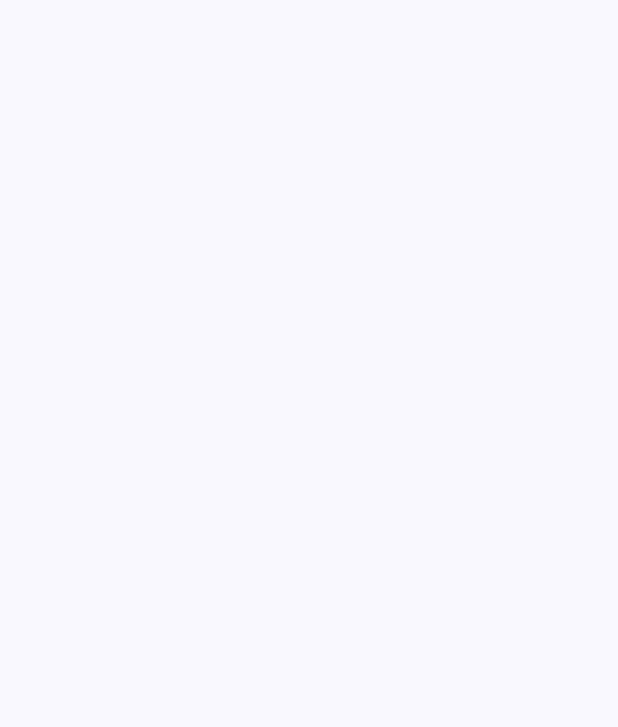
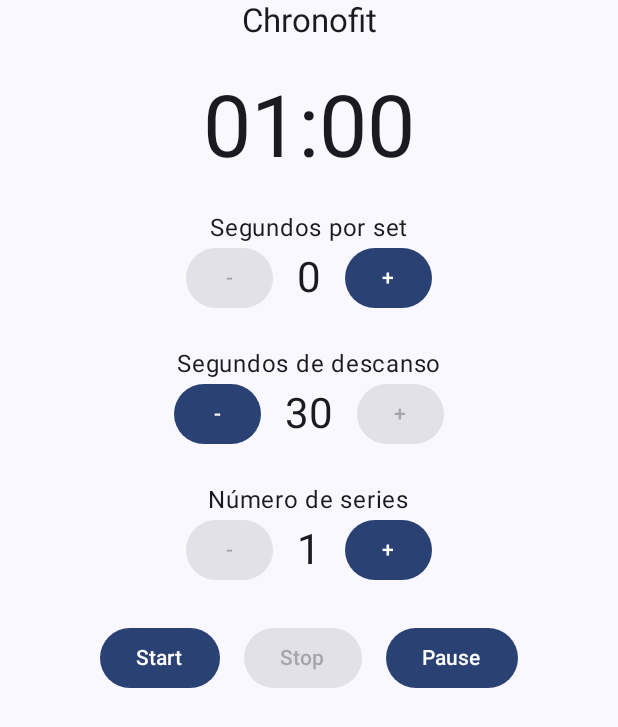
Before and after one commit to CarlosHernandezCR/Chrono-fit, an Android app built with Jetpack Compose: the screen it shows after launch (MainActivity), on a phone screen of 412 x 824 dp. Before the commit the part shown is empty. Shown: the top 727 px of the screen. Run offline under Robolectric (Android 15) with nearby library versions, the phone set to English and light mode, and no system bars.

Commit message:
Primer boceto de la interfaz

```diff
--- a/Chrono_FitApp/app/src/main/java/com/example/chrono_fit_app/MainActivity.kt
+++ b/Chrono_FitApp/app/src/main/java/com/example/chrono_fit_app/MainActivity.kt
@@ -6,7 +6,9 @@ import androidx.activity.compose.setContent
 import androidx.activity.enableEdgeToEdge
 import androidx.compose.foundation.layout.fillMaxSize
 import androidx.compose.foundation.layout.padding
+import androidx.compose.material3.MaterialTheme
 import androidx.compose.material3.Scaffold
+import androidx.compose.material3.Surface
 import androidx.compose.ui.Modifier
 import com.example.chrono_fit_app.ui.screens.principal.PrincipalActivity
 import com.example.chrono_fit_app.ui.theme.Chrono_FitAppTheme
@@ -17,9 +19,16 @@ class MainActivity : ComponentActivity() {
         enableEdgeToEdge()
         setContent {
             Chrono_FitAppTheme {
-                Scaffold(modifier = Modifier.fillMaxSize()) { innerPadding ->
-                    PrincipalActivity(modifier = Modifier.padding(innerPadding))
+                Surface(
+                    modifier = Modifier.fillMaxSize(),
+                    color = MaterialTheme.colorScheme.background
+                ) {
+                    Scaffold(modifier = Modifier.fillMaxSize()) { innerPadding ->
+                        PrincipalActivity(modifier = Modifier
+                            .padding(innerPadding))
+                    }
                 }
+
             }
         }
     }
--- a/Chrono_FitApp/app/src/main/java/com/example/chrono_fit_app/ui/screens/principal/PrincipalActivity.kt
+++ b/Chrono_FitApp/app/src/main/java/com/example/chrono_fit_app/ui/screens/principal/PrincipalActivity.kt
@@ -1,23 +1,43 @@
 package com.example.chrono_fit_app.ui.screens.principal
 
+import androidx.compose.foundation.layout.Arrangement
+import androidx.compose.foundation.layout.Column
+import androidx.compose.foundation.layout.Row
+import androidx.compose.foundation.layout.fillMaxSize
+import androidx.compose.foundation.layout.padding
+import androidx.compose.material3.Button
+import androidx.compose.material3.MaterialTheme
 import androidx.compose.material3.SnackbarDuration
 import androidx.compose.material3.SnackbarHostState
+import androidx.compose.material3.Text
 import androidx.compose.runtime.Composable
 import androidx.compose.runtime.LaunchedEffect
 import androidx.compose.runtime.collectAsState
 import androidx.compose.runtime.getValue
 import androidx.compose.runtime.remember
 import androidx.compose.runtime.rememberCoroutineScope
+import androidx.compose.ui.Alignment
 import androidx.compose.ui.Modifier
-import androidx.hilt.navigation.compose.hiltViewModel
+import androidx.compose.ui.tooling.preview.Preview
+import androidx.compose.ui.unit.dp
+import androidx.lifecycle.viewmodel.compose.viewModel
+import com.example.chrono_fit_app.common.Constants
+import com.example.chrono_fit_app.common.Constants.MAS
+import com.example.chrono_fit_app.common.Constants.MENOS
+import com.example.chrono_fit_app.common.Constants.SEGUNDOS_DE_DESCANSO
+import com.example.chrono_fit_app.common.Constants.SEGUNDOS_POR_SET
+import com.example.chrono_fit_app.common.Constants.NUMERO_DE_SERIES
+import com.example.chrono_fit_app.common.Constants.PAUSE
+import com.example.chrono_fit_app.common.Constants.START
+import com.example.chrono_fit_app.common.Constants.STOP
 import kotlinx.coroutines.launch
 
 
 @Composable
 fun PrincipalActivity (
-    viewModel: PrincipalViewModel = hiltViewModel(),
     modifier: Modifier = Modifier
 ){
+    val viewModel: PrincipalViewModel = viewModel()
     val snackbarHostState = remember { SnackbarHostState() }
     val scope = rememberCoroutineScope()
     val showSnackbar: (String) -> Unit = { message ->
@@ -35,4 +55,146 @@ fun PrincipalActivity (
             viewModel.handleEvent(PrincipalContract.PrincipalEvent.MensajeMostrado)
         }
     }
+    PantallaPrincipal(
+        tiempoActividad = uiState.tiempoActividad,
+        tiempoDescanso = uiState.segundosDescanso,
+        numeroSeries = uiState.numeroSeries,
+        tiempoRestante = uiState.tiempoRestante,
+        empezado = uiState.empezado,
+        pausado = uiState.pausado,
+        terminado = uiState.terminado,
+        onStartClick = { viewModel.handleEvent(PrincipalContract.PrincipalEvent.Start) },
+        onStopClick = { viewModel.handleEvent(PrincipalContract.PrincipalEvent.Stop) },
+        onPauseClick = {viewModel.handleEvent(PrincipalContract.PrincipalEvent.Stop)},
+        OnTiempoActividadChanged = {
+            viewModel.handleEvent(
+                PrincipalContract.PrincipalEvent.OnTiempoActividadChanged(it)
+            )
+        },
+        OnTiempoDescansoChanged = {
+            viewModel.handleEvent(
+                PrincipalContract.PrincipalEvent.OnTiempoDescansoChanged(it)
+            )
+        },
+        OnNumeroSeriesChanged = {
+            viewModel.handleEvent(
+                PrincipalContract.PrincipalEvent.OnNumeroSeriesChanged(it)
+            )
+        },
+        modifier = modifier
+    )
 }
+
+@Composable
+fun PantallaPrincipal(
+    tiempoActividad: Int,
+    tiempoDescanso: Int,
+    numeroSeries: Int,
+    tiempoRestante: Int,
+    empezado: Boolean,
+    pausado: Boolean,
+    terminado: Boolean,
+    onStartClick: () -> Unit,
+    onStopClick: () -> Unit,
+    onPauseClick: () -> Unit,
+    OnTiempoActividadChanged: (Int) -> Unit,
+    OnTiempoDescansoChanged: (Int) -> Unit,
+    OnNumeroSeriesChanged: (Int) -> Unit,
+    modifier: Modifier = Modifier
+) {
+    Column(
+        horizontalAlignment = Alignment.CenterHorizontally,
+        verticalArrangement = Arrangement.spacedBy(24.dp),
+        modifier = modifier.fillMaxSize()
+    ) {
+        Text(
+            text = Constants.TITULO,
+            style = MaterialTheme.typography.titleLarge
+        )
+        Text(
+            text = formatSecondsToTime(tiempoRestante),
+            style = MaterialTheme.typography.displayLarge
+        )
+
+        NumberSelector(SEGUNDOS_POR_SET, tiempoActividad, OnTiempoActividadChanged, min = 1, max = 60)
+        NumberSelector(SEGUNDOS_DE_DESCANSO, tiempoDescanso, OnTiempoDescansoChanged, min = 0, max = 30)
+        NumberSelector(NUMERO_DE_SERIES, numeroSeries, OnNumeroSeriesChanged, min = 1, max = 20)
+
+        Row(
+            horizontalArrangement = Arrangement.spacedBy(16.dp),
+            verticalAlignment = Alignment.CenterVertically
+        ) {
+            Button(onClick = onStartClick, enabled = !empezado || terminado) {
+                Text(START)
+            }
+            Button(onClick = onStopClick, enabled = empezado && !terminado) {
+                Text(STOP)
+            }
+            Button(onClick = onPauseClick, enabled = !pausado && !terminado) {
+                Text(PAUSE)
+            }
+        }
+    }
+}
+
+
+@Composable
+fun NumberSelector(
+    label: String,
+    value: Int,
+    onValueChange: (Int) -> Unit,
+    modifier: Modifier = Modifier,
+    step: Int = 1,
+    min: Int = 0,
+    max: Int = Int.MAX_VALUE
+) {
+    Column(modifier = modifier, horizontalAlignment = Alignment.CenterHorizontally) {
+        Text(label, style = MaterialTheme.typography.bodyLarge)
+        Row(
+            verticalAlignment = Alignment.CenterVertically,
+            horizontalArrangement = Arrangement.spacedBy(16.dp)
+        ) {
+            Button(
+                onClick = { if (value > min) onValueChange(value - step) },
+                enabled = value > min
+            ) {
+                Text(MENOS)
+            }
+            Text(
+                text = value.toString(),
+                style = MaterialTheme.typography.headlineMedium
+            )
+            Button(
+                onClick = { if (value < max) onValueChange(value + step) },
+                enabled = value < max
+            ) {
+                Text(MAS)
+            }
+        }
+    }
+}
+private fun formatSecondsToTime(seconds: Int): String {
+    val minutes = seconds / 60
+    val secs = seconds % 60
+    return "%02d:%02d".format(minutes, secs)
+}
+
+@Composable
+@Preview(showBackground = true)
+fun PantallaPrincipalPreview() {
+    PantallaPrincipal(
+        tiempoActividad = 30,
+        tiempoDescanso = 20,
+        numeroSeries = 2,
+        tiempoRestante = 180,
+        empezado = false,
+        pausado = false,
+        terminado = false,
+        onStartClick = {},
+        onStopClick = {},
+        OnTiempoActividadChanged = {},
+        OnTiempoDescansoChanged = {},
+        OnNumeroSeriesChanged = {},
+        onPauseClick = {}
+    )
+}
--- a/Chrono_FitApp/app/src/main/java/com/example/chrono_fit_app/ui/screens/principal/PrincipalContract.kt
+++ b/Chrono_FitApp/app/src/main/java/com/example/chrono_fit_app/ui/screens/principal/PrincipalContract.kt
@@ -4,10 +4,10 @@ interface PrincipalContract {
 
     data class PrincipalState(
         val tiempoActividad: Int = 0,
-        val tiempoSerie: Int = 0,
-        val tiempoDescanso: Int = 0,
-        val numeroSeries: Int = 0,
-        val tiempoRestante: Int = 0,
+        val segundosSerie: Int = 60,
+        val segundosDescanso: Int = 30,
+        val numeroSeries: Int = 1,
+        val tiempoRestante: Int = 60,
         val mensaje: String? = null,
         val pausado: Boolean = false,
         val empezado: Boolean = false,
@@ -20,6 +20,7 @@ interface PrincipalContract {
         data class OnNumeroSeriesChanged(val nuevoValor: Int) : PrincipalEvent
         data object Start : PrincipalEvent
         data object Stop : PrincipalEvent
+        data object Pause : PrincipalEvent
         data object MensajeMostrado : PrincipalEvent
     }
 }
--- a/Chrono_FitApp/app/src/main/java/com/example/chrono_fit_app/ui/screens/principal/PrincipalViewModel.kt
+++ b/Chrono_FitApp/app/src/main/java/com/example/chrono_fit_app/ui/screens/principal/PrincipalViewModel.kt
@@ -1,22 +1,18 @@
 package com.example.chrono_fit_app.ui.screens.principal
 
 import androidx.lifecycle.ViewModel
-import dagger.hilt.android.lifecycle.HiltViewModel
 import kotlinx.coroutines.Job
 import kotlinx.coroutines.flow.MutableStateFlow
 import kotlinx.coroutines.flow.StateFlow
 import kotlinx.coroutines.flow.asStateFlow
 import kotlinx.coroutines.flow.update
-import javax.inject.Inject
 import androidx.lifecycle.viewModelScope
 import com.example.chrono_fit_app.common.Constants
 import kotlinx.coroutines.delay
 import kotlinx.coroutines.launch
 
 
-@HiltViewModel
-class PrincipalViewModel @Inject constructor(
-) : ViewModel() {
+class PrincipalViewModel : ViewModel() {
     private val _uiState = MutableStateFlow(PrincipalContract.PrincipalState())
     val uiState: StateFlow<PrincipalContract.PrincipalState> = _uiState.asStateFlow()
     private var timerJob: Job? = null
@@ -28,7 +24,7 @@ class PrincipalViewModel @Inject constructor(
             }
 
             is PrincipalContract.PrincipalEvent.OnTiempoDescansoChanged -> {
-                _uiState.value = _uiState.value.copy(tiempoDescanso = event.nuevoValor)
+                _uiState.value = _uiState.value.copy(segundosDescanso = event.nuevoValor)
             }
 
             is PrincipalContract.PrincipalEvent.OnNumeroSeriesChanged -> {
@@ -39,15 +35,20 @@ class PrincipalViewModel @Inject constructor(
 
             is PrincipalContract.PrincipalEvent.Stop -> {stop()}
             is PrincipalContract.PrincipalEvent.MensajeMostrado -> _uiState.update { it.copy(mensaje = null) }
+            PrincipalContract.PrincipalEvent.Pause -> {pause()}
         }
     }
 
+    private fun pause() {
+        timerJob?.cancel()
+        _uiState.update { it.copy(pausado = true) }
+    }
     private fun start() {
         if (timerJob?.isActive == true) return
 
         timerJob = viewModelScope.launch {
             val actividad = _uiState.value.tiempoActividad
-            val descanso = _uiState.value.tiempoDescanso
+            val descanso = _uiState.value.segundosDescanso
             val series = _uiState.value.numeroSeries
 
             if (actividad <= 0 || descanso < 0 || series <= 0) {
@@ -83,7 +84,9 @@ class PrincipalViewModel @Inject constructor(
         timerJob?.cancel()
         _uiState.update {
             it.copy(
-                tiempoRestante = 0,
+                tiempoRestante = it.segundosSerie,
+                tiempoActividad = 0,
+                terminado = true,
                 empezado = false,
                 pausado = false,
                 mensaje = Constants.ENTRENAMIENTO_DETENIDO
```
Also changed, not shown: Chrono_FitApp/app/src/main/java/com/example/chrono_fit_app/common/Constants.kt (+8 -0 lines).
